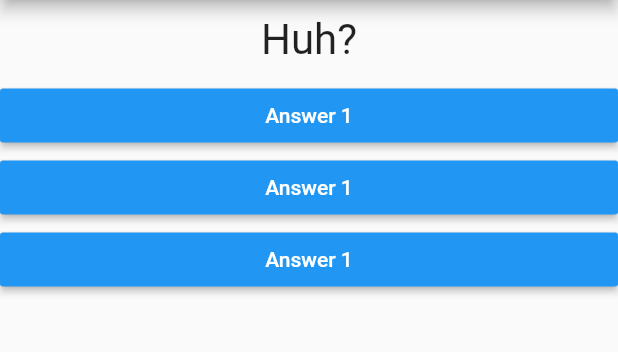
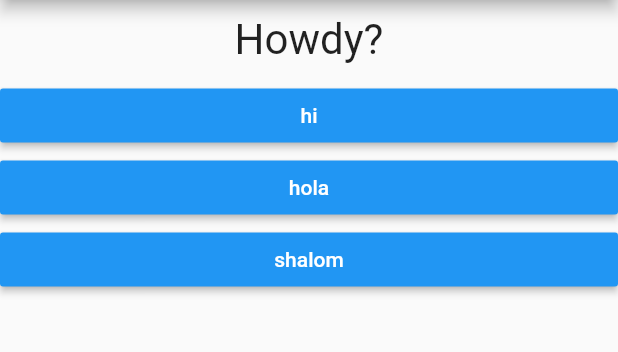
Before and after one commit to Uuugh/Lab, a Flutter app: the screen it shows after launch, on a phone screen of 412 x 824 dp, the part 84-436 px from its top. Run offline on Flutter 3.47's test engine with Material 2 defaults, Android fonts, the phone set to English and light mode, and no system bars.

Commit message:
Section 2: Flutter Basics [QUIZ APP] Complete

```diff
--- a/flutter_guide/lib/answer.dart
+++ b/flutter_guide/lib/answer.dart
@@ -2,8 +2,9 @@ import 'package:flutter/material.dart';
 
 class Answer extends StatelessWidget {
   final Function selectHandler;
+  final String answerText;
 
-  Answer(this.selectHandler);
+  Answer(this.selectHandler, this.answerText);
 
   @override
   Widget build(BuildContext context) {
@@ -12,7 +13,7 @@ class Answer extends StatelessWidget {
       child: RaisedButton(
         color: Colors.blue,
         textColor: Colors.white,
-        child: Text('Answer 1'),
+        child: Text(answerText),
         onPressed: selectHandler,
       ),
     );
--- a/flutter_guide/lib/main.dart
+++ b/flutter_guide/lib/main.dart
@@ -1,6 +1,8 @@
 import 'package:flutter/material.dart';
-import './question.dart';
-import './answer.dart';
+import 'package:flutter_guide/quiz.dart';
+
+import './quiz.dart';
+import './result.dart';
 
 // void main() {
 //   runApp(MyApp());
@@ -13,33 +15,67 @@ class MyApp extends StatefulWidget {
 }
 
 class _MyAppState extends State<MyApp> {
+  final _questions = const [
+    {
+      'questionText': 'Howdy?',
+      'answers': [
+        {'text': 'hi', 'score': 10},
+        {'text': 'hola', 'score': 5},
+        {'text': 'shalom', 'score': 1},
+      ]
+    },
+    {
+      'questionText': 'favorite animal?',
+      'answers': [
+        {'text': 'ant', 'score': 10},
+        {'text': 'bat', 'score': 5},
+        {'text': 'cow', 'score': 1},
+      ]
+    },
+    {
+      'questionText': 'age?',
+      'answers': [
+        {'text': '3', 'score': 10},
+        {'text': '18', 'score': 5},
+        {'text': '22', 'score': 3},
+        {'text': '38', 'score': 1},
+      ]
+    },
+  ];
   var _questionIndex = 0;
-  void _answerQuestion() {
+  var _totalScore = 0;
+
+  void _resetQuiz() {
     setState(() {
-      _questionIndex = _questionIndex + 1;
+      _questionIndex = 0;
+      _totalScore = 0;
+    });
+    print('resetQuiz');
+  }
+
+  void _answerQuestion(int score) {
+    _totalScore += score;
+    setState(() {
+      if (_questionIndex < _questions.length) {
+        _questionIndex = _questionIndex + 1;
+      }
     });
     print('questionIndex:' + _questionIndex.toString());
   }
 
   @override
   Widget build(BuildContext context) {
-    var questions = [
-      'Huh?',
-      'favorite animal?',
-    ];
     return MaterialApp(
       home: Scaffold(
         appBar: AppBar(
           title: Text('My First App'),
         ),
-        body: Column(
-          children: [
-            Question(questions[_questionIndex]),
-            Answer(_answerQuestion),
-            Answer(_answerQuestion),
-            Answer(_answerQuestion),
-          ],
-        ),
+        body: _questionIndex < _questions.length
+            ? Quiz(
+                answerQuestion: _answerQuestion,
+                questions: _questions,
+                questionIndex: _questionIndex)
+            : Result(_totalScore, _resetQuiz),
       ),
     );
   }
--- /dev/null
+++ b/flutter_guide/lib/quiz.dart
@@ -0,0 +1,28 @@
+import 'package:flutter/material.dart';
+
+import './question.dart';
+import './answer.dart';
+
+class Quiz extends StatelessWidget {
+  final List<Map<String, Object>> questions;
+  final int questionIndex;
+  final Function answerQuestion;
+
+  Quiz(
+      {@required this.questions,
+      @required this.answerQuestion,
+      @required this.questionIndex});
+  @override
+  Widget build(BuildContext context) {
+    return Column(
+      children: [
+        Question(
+          questions[questionIndex]['questionText'],
+        ),
+        ...(questions[questionIndex]['answers'] as List<Map<String,Object>>).map((answer) {
+          return Answer(() => answerQuestion(answer['score']), answer['text']);
+        }).toList()
+      ],
+    );
+  }
+}
```
Also changed, not shown: flutter_guide/lib/result.dart (added, +40 -0 lines).
